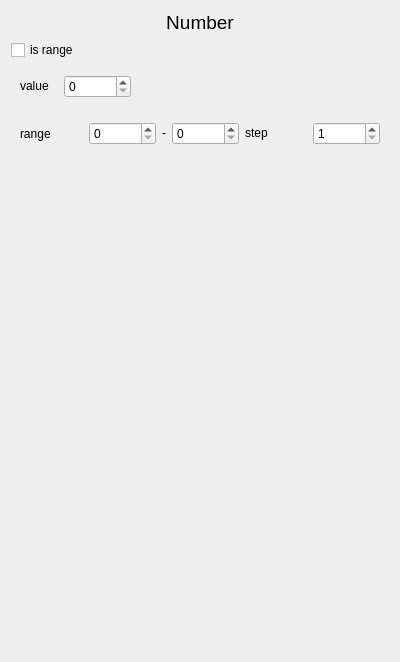
Before: the Qt Designer form modules/module_numbers/editor/number_block_view.ui in Serega-SPb/lang_tutor, drawn with Qt 5.
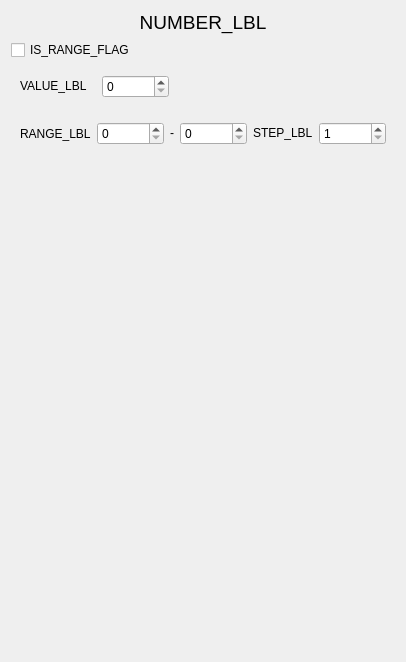
After: the same form once the commit is applied.

Commit message: fixes: - fixed translating in the block_view of modules for the editor changed algorithm to import modules

```diff
--- a/modules/module_numbers/editor/number_block_view.ui
+++ b/modules/module_numbers/editor/number_block_view.ui
@@ -24,7 +24,7 @@
         </font>
        </property>
        <property name="text">
-        <string>Number</string>
+        <string>NUMBER_LBL</string>
        </property>
        <property name="alignment">
         <set>Qt::AlignCenter</set>
@@ -34,7 +34,7 @@
      <item>
       <widget class="QCheckBox" name="isRangeChbx">
        <property name="text">
-        <string>is range</string>
+        <string>IS_RANGE_FLAG</string>
        </property>
       </widget>
      </item>
@@ -53,7 +53,7 @@
            </sizepolicy>
           </property>
           <property name="text">
-           <string>value</string>
+           <string>VALUE_LBL</string>
           </property>
           <property name="margin">
            <number>0</number>
@@ -89,7 +89,7 @@
         <item>
          <widget class="QLabel" name="label_5">
           <property name="text">
-           <string>range</string>
+           <string>RANGE_LBL</string>
           </property>
          </widget>
         </item>
@@ -129,7 +129,7 @@
            </sizepolicy>
           </property>
           <property name="text">
-           <string>step</string>
+           <string>STEP_LBL</string>
           </property>
          </widget>
         </item>
```
The commit also changes 19 other files.
